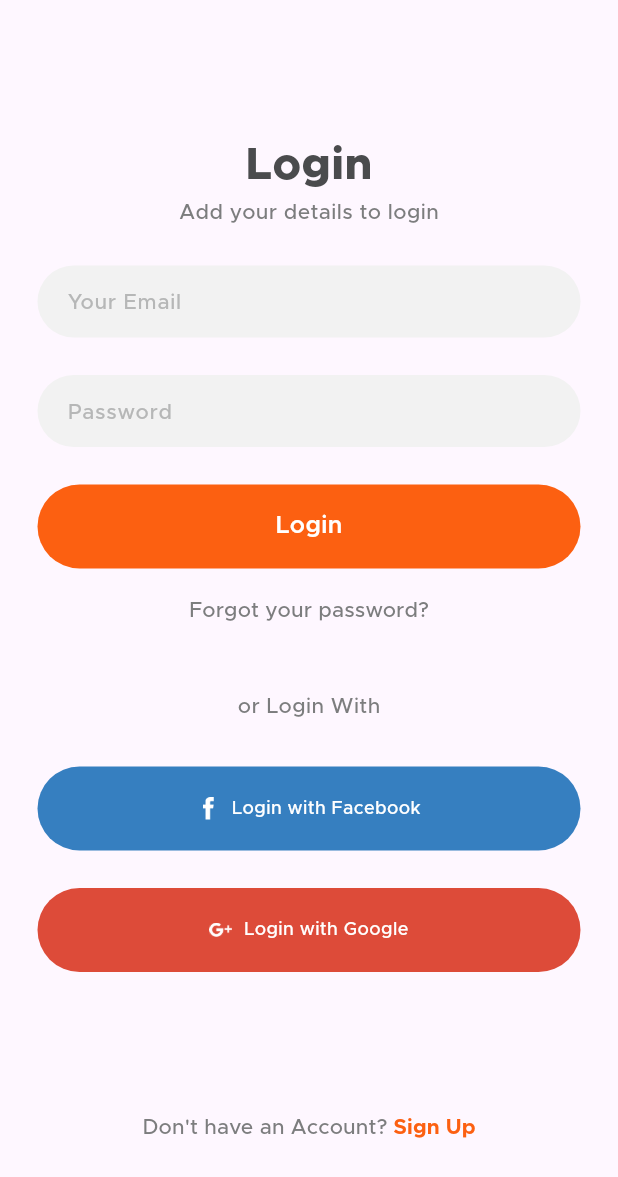
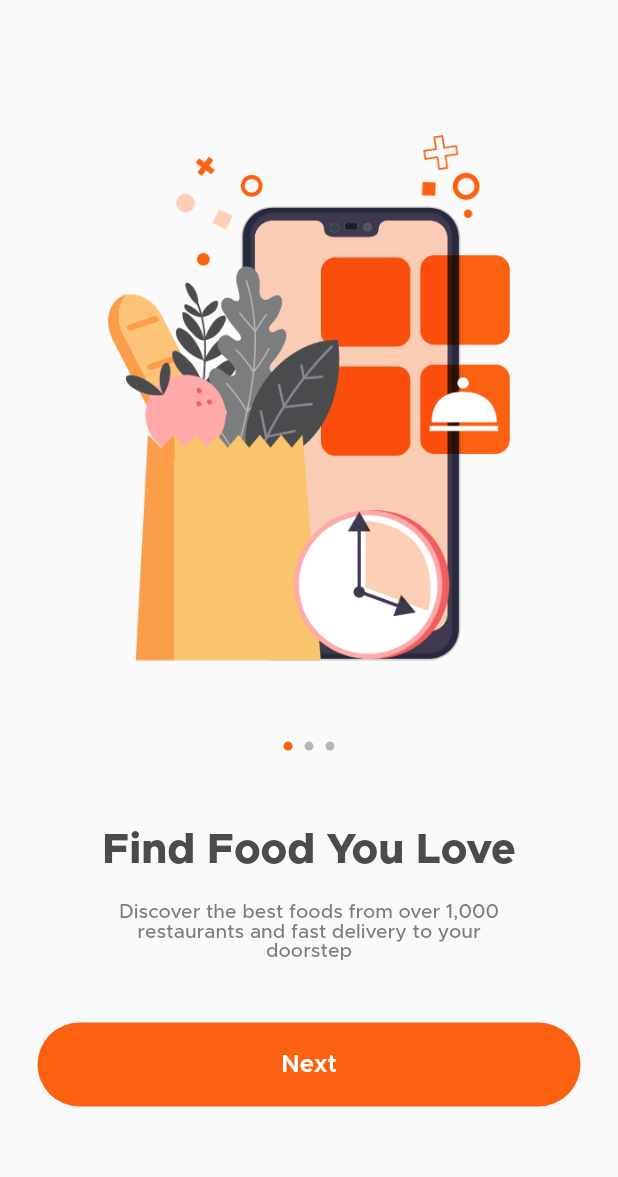
Before and after one commit to codeforany/food_delivery_meal, a Flutter app: the LoginView screen opened directly, after a tap on "Login", on a phone screen of 412 x 824 dp. Shown: the top 1177 px of the screen. Run offline on Flutter 3.47's test engine with Material 2 defaults, Android fonts, the phone set to English and light mode, and no system bars; missing offline and left inert: otp_pin_field.

Commit message:
On Boarding UI & Custom Bottom TabView UI

```diff
--- a/lib/main.dart
+++ b/lib/main.dart
@@ -32,7 +32,7 @@ class MyApp extends StatelessWidget {
         // This works for code too, not just values: Most code changes can be
         // tested with just a hot reload.
         colorScheme: ColorScheme.fromSeed(seedColor: Colors.deepPurple),
-        useMaterial3: true,
+        // useMaterial3: true,
       ),
       home: const StartupView(),
     );
--- a/lib/view/login/login_view.dart
+++ b/lib/view/login/login_view.dart
@@ -3,6 +3,7 @@ import 'package:food_delivery/common/color_extension.dart';
 import 'package:food_delivery/common_widget/round_button.dart';
 import 'package:food_delivery/view/login/rest_password_view.dart';
 import 'package:food_delivery/view/login/sing_up_view.dart';
+import 'package:food_delivery/view/on_boarding/on_boarding_view.dart';
 
 import '../../common_widget/round_icon_button.dart';
 import '../../common_widget/round_textfield.dart';
@@ -65,7 +66,14 @@ class _LoginViewState extends State<LoginView> {
               const SizedBox(
                 height: 25,
               ),
-              RoundButton(title: "Login", onPressed: () {}),
+              RoundButton(title: "Login", onPressed: () {
+                Navigator.push(
+                      context,
+                      MaterialPageRoute(
+                        builder: (context) => const OnBoardingView(),
+                      ),
+                    );
+              }),
               const SizedBox(
                 height: 4,
               ),
--- /dev/null
+++ b/lib/view/on_boarding/on_boarding_view.dart
@@ -0,0 +1,162 @@
+import 'package:flutter/material.dart';
+import 'package:food_delivery/common/color_extension.dart';
+import 'package:food_delivery/common_widget/round_button.dart';
+import 'package:food_delivery/view/main_tabview/main_tabview.dart';
+
+class OnBoardingView extends StatefulWidget {
+  const OnBoardingView({super.key});
+
+  @override
+  State<OnBoardingView> createState() => _OnBoardingViewState();
+}
+
+class _OnBoardingViewState extends State<OnBoardingView> {
+  int selectPage = 0;
+  PageController controller = PageController();
+
+  List pageArr = [
+    {
+      "title": "Find Food You Love",
+      "subtitle":
+          "Discover the best foods from over 1,000\nrestaurants and fast delivery to your\ndoorstep",
+      "image": "assets/img/on_boarding_1.png",
+    },
+    {
+      "title": "Fast Delivery",
+      "subtitle": "Fast food delivery to your home, office\n wherever you are",
+      "image": "assets/img/on_boarding_2.png",
+    },
+    {
+      "title": "Live Tracking",
+      "subtitle":
+          "Real time tracking of your food on the app\nonce you placed the order",
+      "image": "assets/img/on_boarding_3.png",
+    },
+  ];
+
+  @override
+  void initState() {
+    // TODO: implement initState
+    super.initState();
+
+    controller.addListener(() {
+      setState(() {
+        selectPage = controller.page?.round() ?? 0;
+      });
+    });
+  }
+
+  @override
+  Widget build(BuildContext context) {
+    var media = MediaQuery.of(context).size;
+
+    return Scaffold(
+      body: Stack(
+        alignment: Alignment.center,
+        children: [
+          PageView.builder(
+            controller: controller,
+            itemCount: pageArr.length,
+            itemBuilder: ((context, index) {
+              var pObj = pageArr[index] as Map? ?? {};
+              return Column(
+                mainAxisAlignment: MainAxisAlignment.center,
+                mainAxisSize: MainAxisSize.min,
+                children: [
+                  Container(
+                    width: media.width,
+                    height: media.width,
+                    alignment: Alignment.center,
+                    child: Image.asset(
+                      pObj["image"].toString(),
+                      width: media.width * 0.65,
+                      fit: BoxFit.contain,
+                    ),
+                  ),
+                  SizedBox(
+                    height: media.width * 0.2,
+                  ),
+                  Text(
+                    pObj["title"].toString(),
+                    style: TextStyle(
+                        color: TColor.primaryText,
+                        fontSize: 28,
+                        fontWeight: FontWeight.w800),
+                  ),
+                  SizedBox(
+                    height: media.width * 0.05,
+                  ),
+                  Text(
+                    pObj["subtitle"].toString(),
+                    textAlign: TextAlign.center,
+                    style: TextStyle(
+                        color: TColor.secondaryText,
+                        fontSize: 13,
+                        fontWeight: FontWeight.w500),
+                  ),
+                  SizedBox(
+                    height: media.width * 0.3,
+                  ),
+                ],
+              );
+            }),
+          ),
+          Column(
+            crossAxisAlignment: CrossAxisAlignment.center,
+            children: [
+              SizedBox(
+                height: media.height * 0.6,
+              ),
+              Row(
+                mainAxisAlignment: MainAxisAlignment.center,
+                children: pageArr.map((e) {
+                  var index = pageArr.indexOf(e);
+
+                  return Container(
+                    margin: const EdgeInsets.symmetric(horizontal: 4),
+                    height: 6,
+                    width: 6,
+                    decoration: BoxDecoration(
+                        color: index == selectPage
+                            ? TColor.primary
+                            : TColor.placeholder,
+                        borderRadius: BorderRadius.circular(4)),
+                  );
+                }).toList(),
+              ),
+              SizedBox(
+                height: media.height * 0.22,
+              ),
+              Padding(
+                padding: const EdgeInsets.symmetric(horizontal: 25),
+                child: RoundButton(
+                    title: "Next",
+                    onPressed: () {
+                      if (selectPage >= 2) {
+                        // Home Screen
+
+                        Navigator.push(
+                          context,
+                          MaterialPageRoute(
+                            builder: (context) => const MainTabView(),
+                          ),
+                        );
+                      } else {
+                        //Next Screen
+
+                        setState(() {
+                          selectPage = selectPage + 1;
+                          controller.animateToPage(selectPage,
+                              duration: const Duration(milliseconds: 500),
+                              curve: Curves.bounceInOut);
+                        });
+                      }
+                    }),
+              ),
+            ],
+          )
+        ],
+      ),
+    );
+  }
+}
```
Also changed, not shown: lib/common_widget/tab_button.dart (added, +42 -0 lines), lib/view/home/home_view.dart (added, +17 -0 lines), lib/view/main_tabview/main_tabview.dart (added, +121 -0 lines), assets/img/on_boarding_1.png (added), assets/img/on_boarding_2.png (added), assets/img/on_boarding_3.png (added), assets/img/tab_home.png (added), assets/img/tab_menu.png (added), assets/img/tab_more.png (added), assets/img/tab_offer.png (added), assets/img/tab_profile.png (added).
